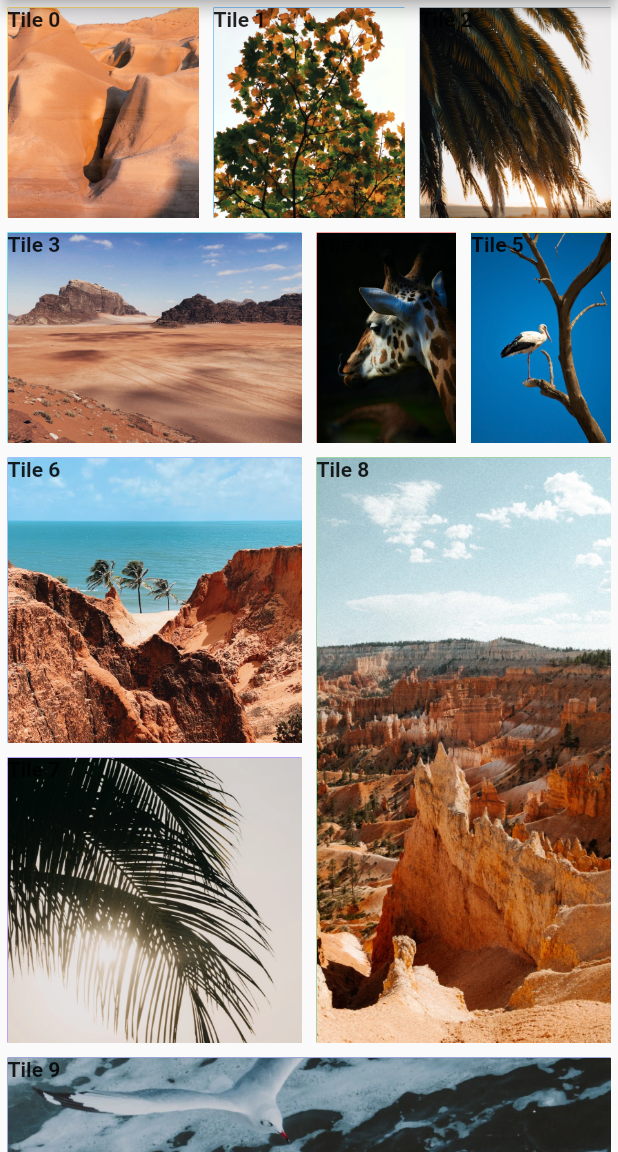
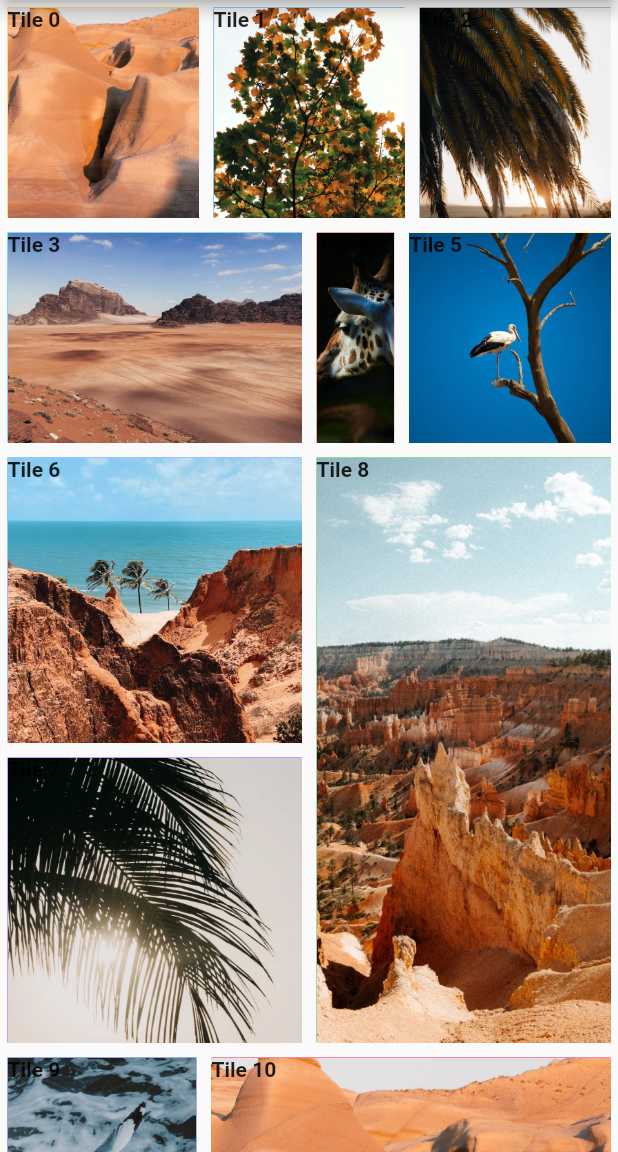
Before and after one commit to ypo/flutter_grid_pattern, a Flutter app: the screen it shows after launch, on a phone screen of 412 x 824 dp, the part 84-1236 px from its top. Run offline on Flutter 3.47's test engine with Material 2 defaults, Android fonts, the phone set to English and light mode, and no system bars; missing offline and left inert: dart:ffi.

Commit message:
Update documentation

```diff
--- a/example/lib/main.dart
+++ b/example/lib/main.dart
@@ -67,7 +67,7 @@ class GridPatternDemo extends StatelessWidget {
               PatternNTiles(tileHeight: 150, nb: 3),
               PatternRow(patterns: [
                 PatternNTiles(tileHeight: 150, nb: 1),
-                PatternNTiles(tileHeight: 150, nb: 2),
+                Pattern2Tiles(tileHeight: 150, ratio: 0.3),
               ]),
               PatternRow(patterns: [
                 PatternCol(patterns: [
@@ -76,7 +76,7 @@ class GridPatternDemo extends StatelessWidget {
                 ]),
                 PatternNTiles(tileHeight: 400, nb: 1),
               ]),
-              PatternNTiles(tileHeight: 300, nb: 1),
+              Pattern2Tiles(tileHeight: 300, ratio: 0.33),
             ]),
             delegate:
                 SliverChildBuilderDelegate((BuildContext context, int index) {
--- a/lib/flutter_grid_pattern.dart
+++ b/lib/flutter_grid_pattern.dart
@@ -2,5 +2,6 @@ library flutter_grid_pattern;
 
 export 'src/slivergridpatterndelegate.dart';
 export 'src/patterns/patternntiles.dart';
+export 'src/patterns/pattern2tiles.dart';
 export 'src/patterns/patterncol.dart';
 export 'src/patterns/patternrow.dart';
--- /dev/null
+++ b/lib/src/patterns/pattern2tiles.dart
@@ -0,0 +1,52 @@
+import 'package:flutter/rendering.dart';
+import 'pattern.dart';
+
+/// Create 2 tiles, width is defined by a ratio between tile 1 and tile 2
+class Pattern2Tiles extends Pattern {
+  double _tileWidth1 = 0;
+  double _tileWidth2 = 0;
+
+  /// Height of a tile
+  double tileHeight;
+
+  /// Width ratio between tile 1 and tile 2
+  double ratio;
+
+  Pattern2Tiles({
+    required this.ratio,
+    required this.tileHeight,
+  });
+
+  @override
+  void init(double crossAxisExtentConstraint) {
+    _tileWidth1 = crossAxisExtentConstraint * ratio;
+    _tileWidth2 = crossAxisExtentConstraint - _tileWidth1;
+  }
+
+  @override
+  double get height {
+    return tileHeight;
+  }
+
+  @override
+  int get nbTiles {
+    return 2;
+  }
+
+  @override
+  SliverGridGeometry getGeometry(int index) {
+    if (index == 0) {
+      return SliverGridGeometry(
+          scrollOffset: 0,
+          crossAxisOffset: 0,
+          crossAxisExtent: _tileWidth1,
+          mainAxisExtent: tileHeight);
+    }
+
+    return SliverGridGeometry(
+        scrollOffset: 0,
+        crossAxisOffset: _tileWidth1,
+        crossAxisExtent: _tileWidth2,
+        mainAxisExtent: tileHeight);
+  }
+}
--- a/lib/src/patterns/patterncol.dart
+++ b/lib/src/patterns/patterncol.dart
@@ -2,7 +2,9 @@ import 'package:flutter/rendering.dart';
 import 'pattern.dart';
 
 class PatternCol extends Pattern {
+  /// List of patterns contained inside this column
   final List<Pattern> patterns;
+
   int _totalNbTiles = 0;
   double _totalHeight = 0.0;
   PatternCol({required this.patterns});
--- a/lib/src/patterns/patternntiles.dart
+++ b/lib/src/patterns/patternntiles.dart
@@ -1,10 +1,15 @@
 import 'package:flutter/rendering.dart';
 import 'pattern.dart';
 
+/// Create a patterns of [nb] tiles, horizontally aligned
 class PatternNTiles extends Pattern {
+  /// Height of a tile
   final double tileHeight;
+
+  /// Number of tiles in this pattern
+  final int nb;
+
   double _tileWidth = 0;
-  final int nb;
 
   PatternNTiles({required this.tileHeight, required this.nb});
 
--- a/lib/src/patterns/patternrow.dart
+++ b/lib/src/patterns/patternrow.dart
@@ -1,8 +1,11 @@
 import 'package:flutter/rendering.dart';
 import 'pattern.dart';
 
+/// Create a row that contains a list of patterns
 class PatternRow extends Pattern {
+  /// List of patterns contained inside this row
   final List<Pattern> patterns;
+
   double _height = 0.0;
   int _nbTiles = 0;
   double _crossAxisExtentConstraintChild = 0.0;
```
Also changed, not shown: lib/src/patterns/pattern.dart (+9 -0 lines), 2 other files.
